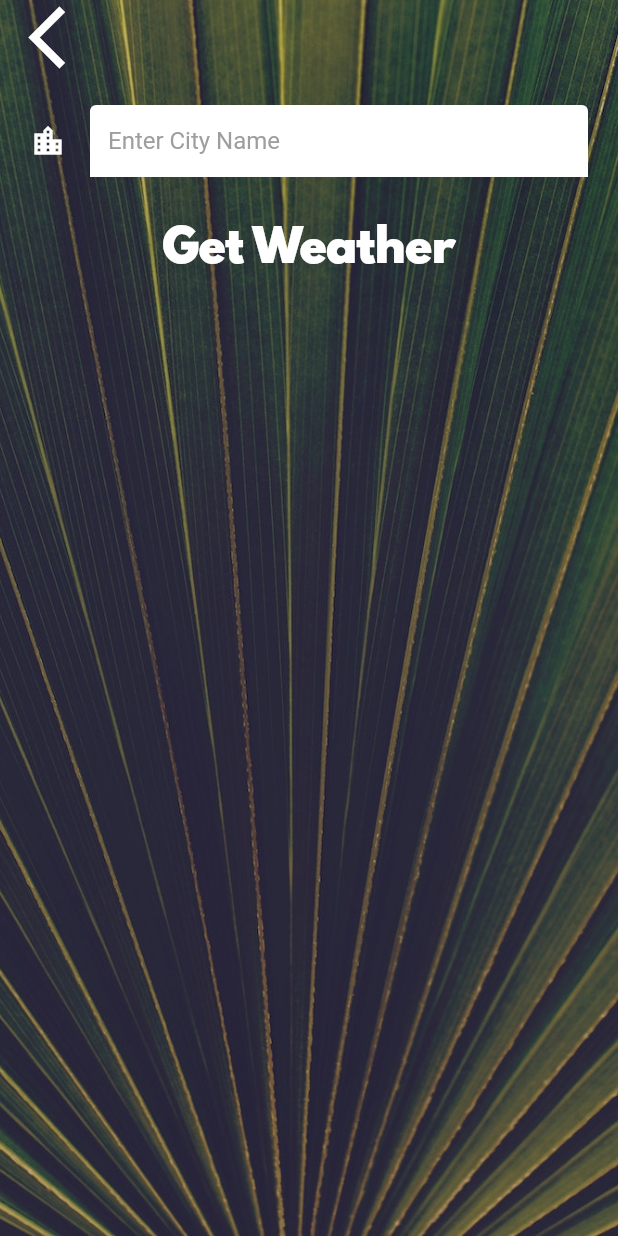
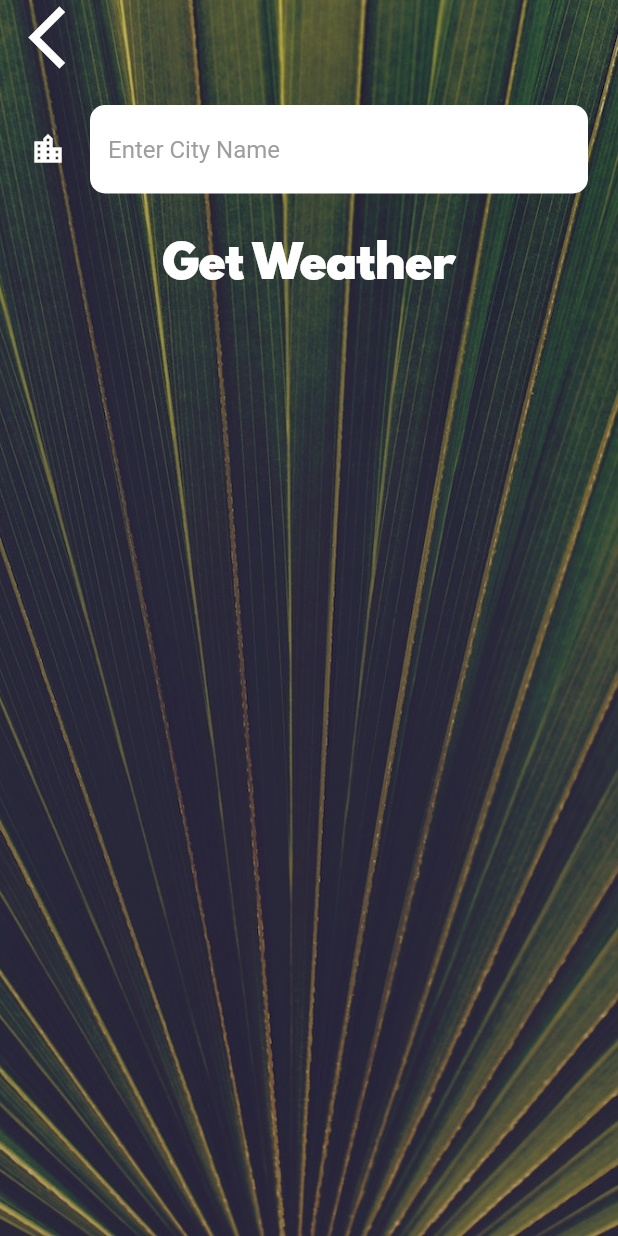
Before and after one commit to nikhil914/Weather-App, a Flutter app: the LocationScreen screen opened directly, after a tap on the "location city" icon, on a phone screen of 412 x 824 dp. Run offline on Flutter 3.47's test engine with Material 2 defaults, Android fonts, the phone set to English and light mode, and no system bars; our stand-ins replace flutter_spinkit, geolocator; network calls fail.

Commit message:
Final Submit version 1.0

```diff
--- a/lib/screens/city_screen.dart
+++ b/lib/screens/city_screen.dart
@@ -7,6 +7,7 @@ class CityScreen extends StatefulWidget {
 }
 
 class _CityScreenState extends State<CityScreen> {
+  String cityname;
   @override
   Widget build(BuildContext context) {
     return Scaffold(
@@ -36,22 +37,20 @@ class _CityScreenState extends State<CityScreen> {
               Container(
                 padding: EdgeInsets.all(20.0),
                 child: TextField(
-                  decoration: InputDecoration(
-                    filled: true,
-                    fillColor: Colors.white,
-                    icon: Icon(
-                      Icons.location_city,
-                      color: Colors.white,
-                    ),
-                    hintText: 'Enter City Name',
-                    hintStyle: TextStyle(
-                      color: Colors.grey,
-                    ),
+                  style: TextStyle(
+                    color: Colors.black,
                   ),
+                  decoration: kTextInputDecoration,
+                  onChanged: (value) {
+                    cityname = value;
+                    print(cityname);
+                  },
                 ),
               ),
               FlatButton(
-                onPressed: () {},
+                onPressed: () {
+                  Navigator.pop(context, cityname);
+                },
                 child: Text(
                   'Get Weather',
                   style: kButtonTextStyle,
--- a/lib/screens/location_screen.dart
+++ b/lib/screens/location_screen.dart
@@ -77,11 +77,21 @@ class _LocationScreenState extends State<LocationScreen> {
                     ),
                   ),
                   FlatButton(
-                    onPressed: () {
-                      Navigator.push(context,
-                          MaterialPageRoute(builder: (context) {
+                    onPressed: () async {
+                      var typedname = await Navigator.push(
+                        context,
+                        MaterialPageRoute(
+                          builder: (context) {
                             return CityScreen();
-                      }));
+                          },
+                        ),
+                      );
+                      print('Abc');
+                      print(typedname);
+                      if (typedname != null) {
+                        var weatherdata = await weather.cityweather(typedname);
+                        updateUI(weatherdata);
+                      }
                     },
                     child: Icon(
                       Icons.location_city,
@@ -90,7 +100,8 @@ class _LocationScreenState extends State<LocationScreen> {
                   ),
                 ],
               ),
-              Padding(
+              Expanded(
+                child: Padding(
                   padding: EdgeInsets.only(left: 15.0),
                   child: Row(
                     children: <Widget>[
@@ -105,12 +116,15 @@ class _LocationScreenState extends State<LocationScreen> {
                     ],
                   ),
                 ),
-              Padding(
+              ),
+              Expanded(
+                child: Padding(
                   padding: EdgeInsets.only(right: 15.0),
                   child: Text(
                     '$weatherText in $Cityname!',
                     textAlign: TextAlign.right,
                     style: kMessageTextStyle,
+                  ),
                 ),
               ),
             ],
--- a/lib/services/weather.dart
+++ b/lib/services/weather.dart
@@ -4,6 +4,14 @@ import 'package:clima/services/networking.dart';
 const Apikey = '44465be905ef7d408988716706c152fe';
 
 class WeatherModel {
+  Future<dynamic> cityweather(String cityname) async {
+    NetworkHelper networkhelper = NetworkHelper(
+        'https://api.openweathermap.org/data/2.5/weather?q=$cityname&appid=$Apikey&units=metric');
+
+    var weatherData = await networkhelper.getData();
+    return weatherData;
+  }
+
   Future<dynamic> getlocationweather() async {
     Location loc = Location();
     await loc.getCurrentLocation();
--- a/lib/utilities/constants.dart
+++ b/lib/utilities/constants.dart
@@ -18,3 +18,21 @@ const kButtonTextStyle = TextStyle(
 const kConditionTextStyle = TextStyle(
   fontSize: 100.0,
 );
+const kTextInputDecoration = InputDecoration(
+  filled: true,
+  fillColor: Colors.white,
+  icon: Icon(
+    Icons.location_city,
+    color: Colors.white,
+  ),
+  hintText: 'Enter City Name',
+  hintStyle: TextStyle(
+    color: Colors.grey,
+  ),
+  border: OutlineInputBorder(
+    borderRadius: BorderRadius.all(
+      Radius.circular(10.0),
+    ),
+    borderSide: BorderSide.none,
+  ),
+);
```
Lines whose indentation alone changed are shown as unchanged.
